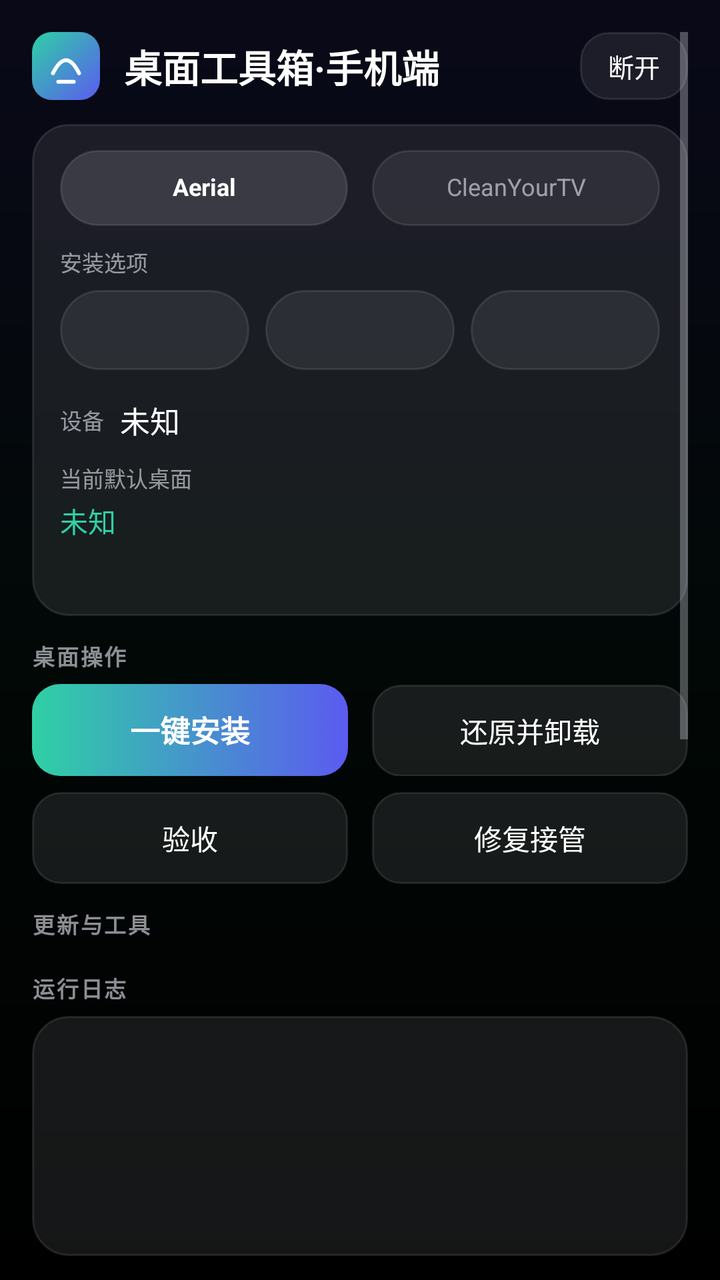
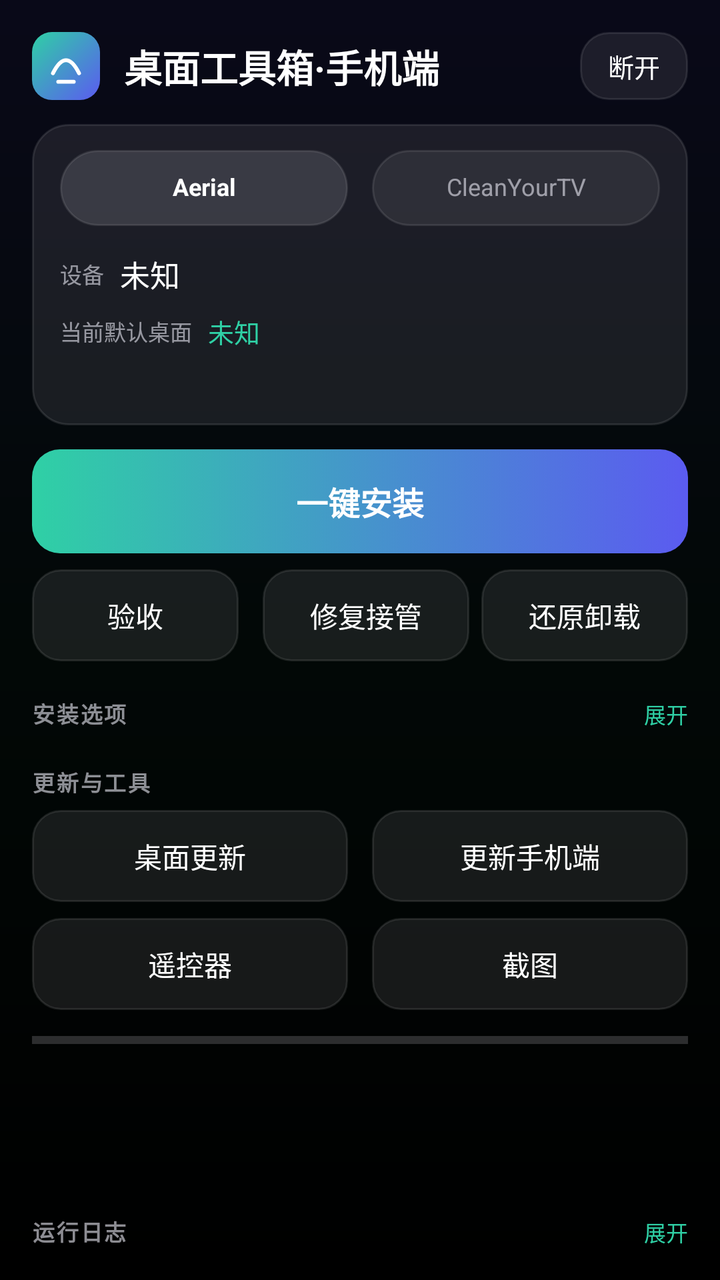

Screens rendered from an Android XML layout before and after an edit, with the pre-edit source and the edit as a unified diff.
<!-- AndroidManifest.xml: application theme AppTheme -->
<!-- res/layout/activity_dashboard.xml -->
<?xml version="1.0" encoding="utf-8"?>
<LinearLayout xmlns:android="http://schemas.android.com/apk/res/android"
    android:layout_width="match_parent"
    android:layout_height="match_parent"
    android:background="@drawable/bg_app"
    android:orientation="vertical"
    android:paddingStart="16dp"
    android:paddingTop="16dp"
    android:paddingEnd="16dp"
    android:paddingBottom="12dp">

    
    <ScrollView
        android:layout_width="match_parent"
        android:layout_height="0dp"
        android:layout_weight="1"
        android:scrollbarStyle="outsideOverlay">

        <LinearLayout
            android:layout_width="match_parent"
            android:layout_height="wrap_content"
            android:orientation="vertical">

            
            <LinearLayout
                android:layout_width="match_parent"
                android:layout_height="wrap_content"
                android:gravity="center_vertical"
                android:orientation="horizontal">

                <FrameLayout
                    android:layout_width="34dp"
                    android:layout_height="34dp"
                    android:background="@drawable/bg_mark">

                    <ImageView
                        android:layout_width="match_parent"
                        android:layout_height="match_parent"
                        android:contentDescription="@null"
                        android:padding="5dp"
                        android:src="@drawable/ic_mark" />
                </FrameLayout>

                <TextView
                    style="@style/Text.Title"
                    android:layout_width="0dp"
                    android:layout_height="wrap_content"
                    android:layout_marginStart="12dp"
                    android:layout_weight="1"
                    android:ellipsize="end"
                    android:maxLines="1"
                    android:text="@string/app_name" />

                <Button
                    android:id="@+id/btn_back"
                    style="@style/Btn.Ghost"
                    android:layout_width="wrap_content"
                    android:layout_height="34dp"
                    android:paddingStart="14dp"
                    android:paddingEnd="14dp"
                    android:text="@string/back"
                    android:textSize="13sp" />
            </LinearLayout>

            
            <LinearLayout
                android:layout_width="match_parent"
                android:layout_height="wrap_content"
                android:layout_marginTop="12dp"
                android:background="@drawable/bg_panel"
                android:orientation="vertical"
                android:paddingStart="14dp"
                android:paddingTop="13dp"
                android:paddingEnd="14dp"
                android:paddingBottom="13dp">

                
                <LinearLayout
                    android:layout_width="match_parent"
                    android:layout_height="wrap_content"
                    android:orientation="horizontal">

                    <TextView
                        android:id="@+id/btn_target_aerial"
                        style="@style/Chip"
                        android:layout_width="0dp"
                        android:layout_height="38dp"
                        android:layout_weight="1"
                        android:background="@drawable/bg_chip_on"
                        android:text="@string/target_aerial"
                        android:textColor="@color/text_primary"
                        android:textStyle="bold" />

                    <TextView
                        android:id="@+id/btn_target_clean"
                        style="@style/Chip"
                        android:layout_width="0dp"
                        android:layout_height="38dp"
                        android:layout_marginStart="12dp"
                        android:layout_weight="1"
                        android:background="@drawable/bg_chip"
                        android:text="@string/target_clean"
                        android:textColor="@color/text_secondary" />
                </LinearLayout>

                
                <TextView
                    style="@style/Text.Caption"
                    android:layout_width="wrap_content"
                    android:layout_height="wrap_content"
                    android:layout_marginTop="10dp"
                    android:text="@string/section_options" />

                <LinearLayout
                    android:layout_width="match_parent"
                    android:layout_height="wrap_content"
                    android:layout_marginTop="6dp"
                    android:orientation="horizontal">

                    <TextView
                        android:id="@+id/opt_1"
                        style="@style/Chip"
                        android:layout_width="0dp"
                        android:layout_height="40dp"
                        android:layout_weight="1"
                        android:background="@drawable/bg_chip"
                        android:textColor="@color/text_secondary" />

                    <TextView
                        android:id="@+id/opt_2"
                        style="@style/Chip"
                        android:layout_width="0dp"
                        android:layout_height="40dp"
                        android:layout_marginStart="8dp"
                        android:layout_weight="1"
                        android:background="@drawable/bg_chip"
                        android:textColor="@color/text_secondary" />

                    <TextView
                        android:id="@+id/opt_3"
                        style="@style/Chip"
                        android:layout_width="0dp"
                        android:layout_height="40dp"
                        android:layout_marginStart="8dp"
                        android:layout_weight="1"
                        android:background="@drawable/bg_chip"
                        android:textColor="@color/text_secondary" />
                </LinearLayout>

                
                <LinearLayout
                    android:layout_width="match_parent"
                    android:layout_height="wrap_content"
                    android:layout_marginTop="14dp"
                    android:gravity="center_vertical"
                    android:orientation="horizontal">

                    <TextView
                        style="@style/Text.Caption"
                        android:layout_width="wrap_content"
                        android:layout_height="wrap_content"
                        android:layout_marginEnd="8dp"
                        android:text="@string/device_info" />

                    <TextView
                        android:id="@+id/tv_device"
                        android:layout_width="0dp"
                        android:layout_height="wrap_content"
                        android:layout_weight="1"
                        android:ellipsize="end"
                        android:maxLines="1"
                        android:text="@string/unknown"
                        android:textColor="@color/text_primary"
                        android:textSize="15sp" />
                </LinearLayout>

                <TextView
                    style="@style/Text.Caption"
                    android:layout_width="wrap_content"
                    android:layout_height="wrap_content"
                    android:layout_marginTop="10dp"
                    android:text="@string/current_home" />

                <TextView
                    android:id="@+id/tv_home"
                    android:layout_width="match_parent"
                    android:layout_height="wrap_content"
                    android:layout_marginTop="3dp"
                    android:ellipsize="end"
                    android:maxLines="1"
                    android:text="@string/unknown"
                    android:textColor="@color/accent"
                    android:textSize="14sp" />

                
                <LinearLayout
                    android:layout_width="match_parent"
                    android:layout_height="wrap_content"
                    android:layout_marginTop="8dp"
                    android:gravity="center_vertical"
                    android:orientation="horizontal">

                    <TextView
                        android:id="@+id/tv_status"
                        android:layout_width="0dp"
                        android:layout_height="wrap_content"
                        android:layout_weight="1"
                        android:ellipsize="end"
                        android:maxLines="1"
                        android:textColor="@color/ok"
                        android:textSize="12sp" />

                    <TextView
                        android:id="@+id/tv_app_version"
                        android:layout_width="wrap_content"
                        android:layout_height="wrap_content"
                        android:layout_marginStart="10dp"
                        android:ellipsize="end"
                        android:maxLines="1"
                        android:textColor="@color/text_secondary"
                        android:textSize="11sp" />
                </LinearLayout>
            </LinearLayout>

            
            <TextView
                style="@style/Text.Section"
                android:layout_width="wrap_content"
                android:layout_height="wrap_content"
                android:layout_marginTop="12dp"
                android:text="@string/section_actions" />

            <LinearLayout
                android:layout_width="match_parent"
                android:layout_height="wrap_content"
                android:layout_marginTop="6dp"
                android:orientation="horizontal">

                <Button
                    android:id="@+id/btn_install"
                    style="@style/Btn.Primary"
                    android:layout_width="0dp"
                    android:layout_height="46dp"
                    android:layout_marginEnd="6dp"
                    android:layout_weight="1"
                    android:text="@string/btn_install"
                    android:textSize="15sp" />

                <Button
                    android:id="@+id/btn_restore"
                    style="@style/Btn.Ghost"
                    android:layout_width="0dp"
                    android:layout_height="46dp"
                    android:layout_marginStart="6dp"
                    android:layout_weight="1"
                    android:text="@string/btn_restore"
                    android:textSize="14sp" />
            </LinearLayout>

            <LinearLayout
                android:layout_width="match_parent"
                android:layout_height="wrap_content"
                android:layout_marginTop="8dp"
                android:orientation="horizontal">

                <Button
                    android:id="@+id/btn_verify"
                    style="@style/Btn.Ghost"
                    android:layout_width="0dp"
                    android:layout_height="46dp"
                    android:layout_marginEnd="6dp"
                    android:layout_weight="1"
                    android:text="@string/btn_verify"
                    android:textSize="14sp" />

                <Button
                    android:id="@+id/btn_repair"
                    style="@style/Btn.Ghost"
                    android:layout_width="0dp"
                    android:layout_height="46dp"
                    android:layout_marginStart="6dp"
                    android:layout_weight="1"
                    android:text="@string/btn_repair"
                    android:textSize="14sp" />
            </LinearLayout>

            
            <TextView
                style="@style/Text.Section"
                android:layout_width="wrap_content"
                android:layout_height="wrap_content"
                android:layout_marginTop="12dp"
                android:text="@string/section_tools" />

            <LinearLayout
                android:layout_width="match_parent"
                android:layout_height="wrap_content"
                android:layout_marginTop="6dp"
                android:orientation="horizontal">

                <Button
                    android:id="@+id/btn_update"
                    style="@style/Btn.Ghost"
                    android:layout_width="0dp"
                    android:layout_height="46dp"
                    android:layout_marginEnd="6dp"
                    android:layout_weight="1"
                    android:text="@string/btn_update"
                    android:textSize="14sp" />

                <Button
                    android:id="@+id/btn_about"
                    style="@style/Btn.Ghost"
                    android:layout_width="0dp"
                    android:layout_height="46dp"
                    android:layout_marginStart="6dp"
                    android:layout_weight="1"
                    android:text="@string/btn_about"
                    android:textSize="14sp" />
            </LinearLayout>

            <LinearLayout
                android:layout_width="match_parent"
                android:layout_height="wrap_content"
                android:layout_marginTop="8dp"
                android:orientation="horizontal">

                <Button
                    android:id="@+id/btn_remote"
                    style="@style/Btn.Ghost"
                    android:layout_width="0dp"
                    android:layout_height="46dp"
                    android:layout_marginEnd="6dp"
                    android:layout_weight="1"
                    android:text="@string/btn_remote"
                    android:textSize="14sp" />

                <Button
                    android:id="@+id/btn_screenshot"
                    style="@style/Btn.Ghost"
                    android:layout_width="0dp"
                    android:layout_height="46dp"
                    android:layout_marginStart="6dp"
                    android:layout_weight="1"
                    android:text="@string/btn_screenshot"
                    android:textSize="14sp" />
            </LinearLayout>

            
            <ProgressBar
                android:id="@+id/progress_bar"
                style="?android:attr/progressBarStyleHorizontal"
                android:layout_width="match_parent"
                android:layout_height="6dp"
                android:layout_marginTop="12dp"
                android:max="100"
                android:progress="0"
                android:progressTint="@color/accent" />

            <TextView
                android:id="@+id/tv_step"
                android:layout_width="match_parent"
                android:layout_height="wrap_content"
                android:layout_marginTop="4dp"
                android:ellipsize="end"
                android:maxLines="1"
                android:textColor="@color/text_secondary"
                android:textSize="12sp" />
        </LinearLayout>
    </ScrollView>

    
    <TextView
        style="@style/Text.Section"
        android:layout_width="wrap_content"
        android:layout_height="wrap_content"
        android:layout_marginTop="10dp"
        android:text="@string/log_title" />

    <ScrollView
        android:id="@+id/sv_log"
        android:layout_width="match_parent"
        android:layout_height="120dp"
        android:layout_marginTop="6dp"
        android:background="@drawable/bg_panel"
        android:padding="10dp">

        <TextView
            android:id="@+id/tv_log"
            android:layout_width="match_parent"
            android:layout_height="wrap_content"
            android:textColor="@color/text_secondary"
            android:textIsSelectable="true"
            android:textSize="12sp" />
    </ScrollView>
</LinearLayout>
<!-- resources referenced by this layout -->
<resources>
  <color name="accent">#FF2FD0A5</color>
  <color name="ok">#FF30D158</color>
  <color name="text_primary">#FFFFFFFF</color>
  <color name="text_secondary">#99EBEBF5</color>
  <!-- drawable bg_chip (drawable) -->
  <?xml version="1.0" encoding="utf-8"?>
  <shape xmlns:android="http://schemas.android.com/apk/res/android" android:shape="rectangle">
      <solid android:color="@color/fill" />
      <stroke android:width="1dp" android:color="@color/hairline" />
      <corners android:radius="999dp" />
  </shape>
  <!-- drawable bg_chip_on (drawable) -->
  <?xml version="1.0" encoding="utf-8"?>
  <shape xmlns:android="http://schemas.android.com/apk/res/android"
      android:shape="rectangle">
      <solid android:color="@color/fill_strong" />
      <stroke android:width="1dp" android:color="@color/hairline" />
      <corners android:radius="999dp" />
  </shape>
  <!-- drawable bg_panel (drawable) -->
  <?xml version="1.0" encoding="utf-8"?>
  <shape xmlns:android="http://schemas.android.com/apk/res/android" android:shape="rectangle">
      <solid android:color="@color/fill" />
      <stroke android:width="1dp" android:color="@color/hairline" />
      <corners android:radius="18dp" />
  </shape>
  <string name="app_name">桌面工具箱·手机端</string>
  <string name="back">断开</string>
  <string name="btn_about">更新手机端</string>
  <string name="btn_install">一键安装</string>
  <string name="btn_remote">遥控器</string>
  <string name="btn_repair">修复接管</string>
  <string name="btn_restore">还原并卸载</string>
  <string name="btn_screenshot">截图</string>
  <string name="btn_update">桌面更新</string>
  <string name="btn_verify">验收</string>
  <string name="current_home">当前默认桌面</string>
  <string name="device_info">设备</string>
  <string name="log_title">运行日志</string>
  <string name="section_actions">桌面操作</string>
  <string name="section_options">安装选项</string>
  <string name="section_tools">更新与工具</string>
  <string name="target_aerial">Aerial</string>
  <string name="target_clean">CleanYourTV</string>
  <string name="unknown">未知</string>
  <style name="Btn.Ghost">
          <item name="android:background">@drawable/btn_ghost</item>
          <item name="android:textColor">@color/btn_ghost_text</item>
          <item name="android:textSize">14sp</item>
      </style>
  <style name="Btn.Primary">
          <item name="android:background">@drawable/btn_primary</item>
          <item name="android:textColor">@color/btn_primary_text</item>
          <item name="android:textSize">15sp</item>
          <item name="android:textStyle">bold</item>
      </style>
  <style name="Text.Caption">
          <item name="android:textColor">@color/text_secondary</item>
          <item name="android:textSize">11sp</item>
          <item name="android:includeFontPadding">false</item>
      </style>
  <style name="Text.Section">
          <item name="android:textColor">@color/text_secondary</item>
          <item name="android:textSize">11sp</item>
          <item name="android:textStyle">bold</item>
          <item name="android:letterSpacing">0.08</item>
          <item name="android:includeFontPadding">false</item>
      </style>
  <style name="Text.Title">
          <item name="android:textColor">@color/text_primary</item>
          <item name="android:textSize">19sp</item>
          <item name="android:textStyle">bold</item>
          <item name="android:includeFontPadding">false</item>
      </style>
  <color name="background">#FF000000</color>
  <color name="fill">#2E787880</color>
  <color name="hairline">#1AFFFFFF</color>
  <color name="fill_strong">#52787880</color>
  <color name="brand_end">#FF5B5BF0</color>
  <color name="brand_start">#FF2FD0A5</color>
  <color name="focus">#FFF5F5F7</color>
  <!-- drawable bg_brand (drawable) -->
  <?xml version="1.0" encoding="utf-8"?>
  <shape xmlns:android="http://schemas.android.com/apk/res/android" android:shape="rectangle">
      <gradient
          android:angle="0"
          android:endColor="@color/brand_end"
          android:startColor="@color/brand_start" />
      <corners android:radius="14dp" />
  </shape>
  <!-- unchanged entries left out for length: 7 -->
</resources>

<!-- the commit's change to res/layout/activity_dashboard.xml (unified diff, before → after) -->
@@ -104,54 +104,10 @@
                 </LinearLayout>
 
                 
-                <TextView
-                    style="@style/Text.Caption"
-                    android:layout_width="wrap_content"
-                    android:layout_height="wrap_content"
-                    android:layout_marginTop="10dp"
-                    android:text="@string/section_options" />
-
                 <LinearLayout
                     android:layout_width="match_parent"
                     android:layout_height="wrap_content"
-                    android:layout_marginTop="6dp"
-                    android:orientation="horizontal">
-
-                    <TextView
-                        android:id="@+id/opt_1"
-                        style="@style/Chip"
-                        android:layout_width="0dp"
-                        android:layout_height="40dp"
-                        android:layout_weight="1"
-                        android:background="@drawable/bg_chip"
-                        android:textColor="@color/text_secondary" />
-
-                    <TextView
-                        android:id="@+id/opt_2"
-                        style="@style/Chip"
-                        android:layout_width="0dp"
-                        android:layout_height="40dp"
-                        android:layout_marginStart="8dp"
-                        android:layout_weight="1"
-                        android:background="@drawable/bg_chip"
-                        android:textColor="@color/text_secondary" />
-
-                    <TextView
-                        android:id="@+id/opt_3"
-                        style="@style/Chip"
-                        android:layout_width="0dp"
-                        android:layout_height="40dp"
-                        android:layout_marginStart="8dp"
-                        android:layout_weight="1"
-                        android:background="@drawable/bg_chip"
-                        android:textColor="@color/text_secondary" />
-                </LinearLayout>
-
-                
-                <LinearLayout
-                    android:layout_width="match_parent"
-                    android:layout_height="wrap_content"
-                    android:layout_marginTop="14dp"
+                    android:layout_marginTop="13dp"
                     android:gravity="center_vertical"
                     android:orientation="horizontal">
 
@@ -174,23 +130,31 @@
                         android:textSize="15sp" />
                 </LinearLayout>
 
-                <TextView
-                    style="@style/Text.Caption"
-                    android:layout_width="wrap_content"
-                    android:layout_height="wrap_content"
-                    android:layout_marginTop="10dp"
-                    android:text="@string/current_home" />
-
-                <TextView
-                    android:id="@+id/tv_home"
+                <LinearLayout
                     android:layout_width="match_parent"
                     android:layout_height="wrap_content"
-                    android:layout_marginTop="3dp"
-                    android:ellipsize="end"
-                    android:maxLines="1"
-                    android:text="@string/unknown"
-                    android:textColor="@color/accent"
-                    android:textSize="14sp" />
+                    android:layout_marginTop="8dp"
+                    android:gravity="center_vertical"
+                    android:orientation="horizontal">
+
+                    <TextView
+                        style="@style/Text.Caption"
+                        android:layout_width="wrap_content"
+                        android:layout_height="wrap_content"
+                        android:layout_marginEnd="8dp"
+                        android:text="@string/current_home" />
+
+                    <TextView
+                        android:id="@+id/tv_home"
+                        android:layout_width="0dp"
+                        android:layout_height="wrap_content"
+                        android:layout_weight="1"
+                        android:ellipsize="end"
+                        android:maxLines="1"
+                        android:text="@string/unknown"
+                        android:textColor="@color/accent"
+                        android:textSize="13sp" />
+                </LinearLayout>
 
                 
                 <LinearLayout
@@ -223,39 +187,14 @@
             </LinearLayout>
 
             
-            <TextView
-                style="@style/Text.Section"
-                android:layout_width="wrap_content"
-                android:layout_height="wrap_content"
+            <Button
+                android:id="@+id/btn_install"
+                style="@style/Btn.Primary"
+                android:layout_width="match_parent"
+                android:layout_height="52dp"
                 android:layout_marginTop="12dp"
-                android:text="@string/section_actions" />
-
-            <LinearLayout
-                android:layout_width="match_parent"
-                android:layout_height="wrap_content"
-                android:layout_marginTop="6dp"
-                android:orientation="horizontal">
-
-                <Button
-                    android:id="@+id/btn_install"
-                    style="@style/Btn.Primary"
-                    android:layout_width="0dp"
-                    android:layout_height="46dp"
-                    android:layout_marginEnd="6dp"
-                    android:layout_weight="1"
-                    android:text="@string/btn_install"
-                    android:textSize="15sp" />
-
-                <Button
-                    android:id="@+id/btn_restore"
-                    style="@style/Btn.Ghost"
-                    android:layout_width="0dp"
-                    android:layout_height="46dp"
-                    android:layout_marginStart="6dp"
-                    android:layout_weight="1"
-                    android:text="@string/btn_restore"
-                    android:textSize="14sp" />
-            </LinearLayout>
+                android:text="@string/btn_install"
+                android:textSize="16sp" />
 
             <LinearLayout
                 android:layout_width="match_parent"
@@ -266,6 +205,8 @@
                 <Button
                     android:id="@+id/btn_verify"
                     style="@style/Btn.Ghost"
+                    android:maxLines="1"
+                    android:ellipsize="end"
                     android:layout_width="0dp"
                     android:layout_height="46dp"
                     android:layout_marginEnd="6dp"
@@ -276,12 +217,104 @@
                 <Button
                     android:id="@+id/btn_repair"
                     style="@style/Btn.Ghost"
+                    android:maxLines="1"
+                    android:ellipsize="end"
                     android:layout_width="0dp"
                     android:layout_height="46dp"
                     android:layout_marginStart="6dp"
                     android:layout_weight="1"
                     android:text="@string/btn_repair"
                     android:textSize="14sp" />
+
+                <Button
+                    android:id="@+id/btn_restore"
+                    style="@style/Btn.Ghost"
+                    android:maxLines="1"
+                    android:ellipsize="end"
+                    android:layout_width="0dp"
+                    android:layout_height="46dp"
+                    android:layout_marginStart="6dp"
+                    android:layout_weight="1"
+                    android:text="@string/btn_restore"
+                    android:textSize="14sp" />
+            </LinearLayout>
+
+            
+            <LinearLayout
+                android:id="@+id/options_header"
+                android:layout_width="match_parent"
+                android:layout_height="wrap_content"
+                android:layout_marginTop="12dp"
+                android:background="?android:attr/selectableItemBackground"
+                android:clickable="true"
+                android:focusable="true"
+                android:gravity="center_vertical"
+                android:orientation="horizontal"
+                android:paddingTop="6dp"
+                android:paddingBottom="6dp">
+
+                <TextView
+                    style="@style/Text.Section"
+                    android:layout_width="wrap_content"
+                    android:layout_height="wrap_content"
+                    android:text="@string/section_options" />
+
+                <TextView
+                    android:id="@+id/tv_options_summary"
+                    android:layout_width="0dp"
+                    android:layout_height="wrap_content"
+                    android:layout_marginStart="10dp"
+                    android:layout_weight="1"
+                    android:ellipsize="end"
+                    android:maxLines="1"
+                    android:textColor="@color/text_secondary"
+                    android:textSize="11sp" />
+
+                <TextView
+                    android:id="@+id/tv_options_toggle"
+                    android:layout_width="wrap_content"
+                    android:layout_height="wrap_content"
+                    android:text="@string/expand"
+                    android:textColor="@color/accent"
+                    android:textSize="11sp" />
+            </LinearLayout>
+
+            <LinearLayout
+                android:id="@+id/options_row"
+                android:layout_width="match_parent"
+                android:layout_height="wrap_content"
+                android:layout_marginTop="2dp"
+                android:orientation="horizontal"
+                android:visibility="gone">
+
+                <TextView
+                    android:id="@+id/opt_1"
+                    style="@style/Chip"
+                    android:layout_width="0dp"
+                    android:layout_height="40dp"
+                    android:layout_weight="1"
+                    android:background="@drawable/bg_chip"
+                    android:textColor="@color/text_secondary" />
+
+                <TextView
+                    android:id="@+id/opt_2"
+                    style="@style/Chip"
+                    android:layout_width="0dp"
+                    android:layout_height="40dp"
+                    android:layout_marginStart="8dp"
+                    android:layout_weight="1"
+                    android:background="@drawable/bg_chip"
+                    android:textColor="@color/text_secondary" />
+
+                <TextView
+                    android:id="@+id/opt_3"
+                    style="@style/Chip"
+                    android:layout_width="0dp"
+                    android:layout_height="40dp"
+                    android:layout_marginStart="8dp"
+                    android:layout_weight="1"
+                    android:background="@drawable/bg_chip"
+                    android:textColor="@color/text_secondary" />
             </LinearLayout>
 
             
@@ -370,12 +403,34 @@
     </ScrollView>
 
     
-    <TextView
-        style="@style/Text.Section"
-        android:layout_width="wrap_content"
+    <LinearLayout
+        android:id="@+id/log_header"
+        android:layout_width="match_parent"
         android:layout_height="wrap_content"
         android:layout_marginTop="10dp"
-        android:text="@string/log_title" />
+        android:background="?android:attr/selectableItemBackground"
+        android:clickable="true"
+        android:focusable="true"
+        android:gravity="center_vertical"
+        android:orientation="horizontal"
+        android:paddingTop="4dp"
+        android:paddingBottom="4dp">
+
+        <TextView
+            style="@style/Text.Section"
+            android:layout_width="0dp"
+            android:layout_height="wrap_content"
+            android:layout_weight="1"
+            android:text="@string/log_title" />
+
+        <TextView
+            android:id="@+id/tv_log_toggle"
+            android:layout_width="wrap_content"
+            android:layout_height="wrap_content"
+            android:text="@string/expand"
+            android:textColor="@color/accent"
+            android:textSize="11sp" />
+    </LinearLayout>
 
     <ScrollView
         android:id="@+id/sv_log"
@@ -383,7 +438,8 @@
         android:layout_height="120dp"
         android:layout_marginTop="6dp"
         android:background="@drawable/bg_panel"
-        android:padding="10dp">
+        android:padding="10dp"
+        android:visibility="gone">
 
         <TextView
             android:id="@+id/tv_log"
<!-- resource entries referenced after the edit -->
@@ -32,14 +32,14 @@
   <string name="btn_install">一键安装</string>
   <string name="btn_remote">遥控器</string>
   <string name="btn_repair">修复接管</string>
-  <string name="btn_restore">还原并卸载</string>
+  <string name="btn_restore">还原卸载</string>
   <string name="btn_screenshot">截图</string>
   <string name="btn_update">桌面更新</string>
   <string name="btn_verify">验收</string>
   <string name="current_home">当前默认桌面</string>
   <string name="device_info">设备</string>
+  <string name="expand">展开</string>
   <string name="log_title">运行日志</string>
-  <string name="section_actions">桌面操作</string>
   <string name="section_options">安装选项</string>
   <string name="section_tools">更新与工具</string>
   <string name="target_aerial">Aerial</string>
